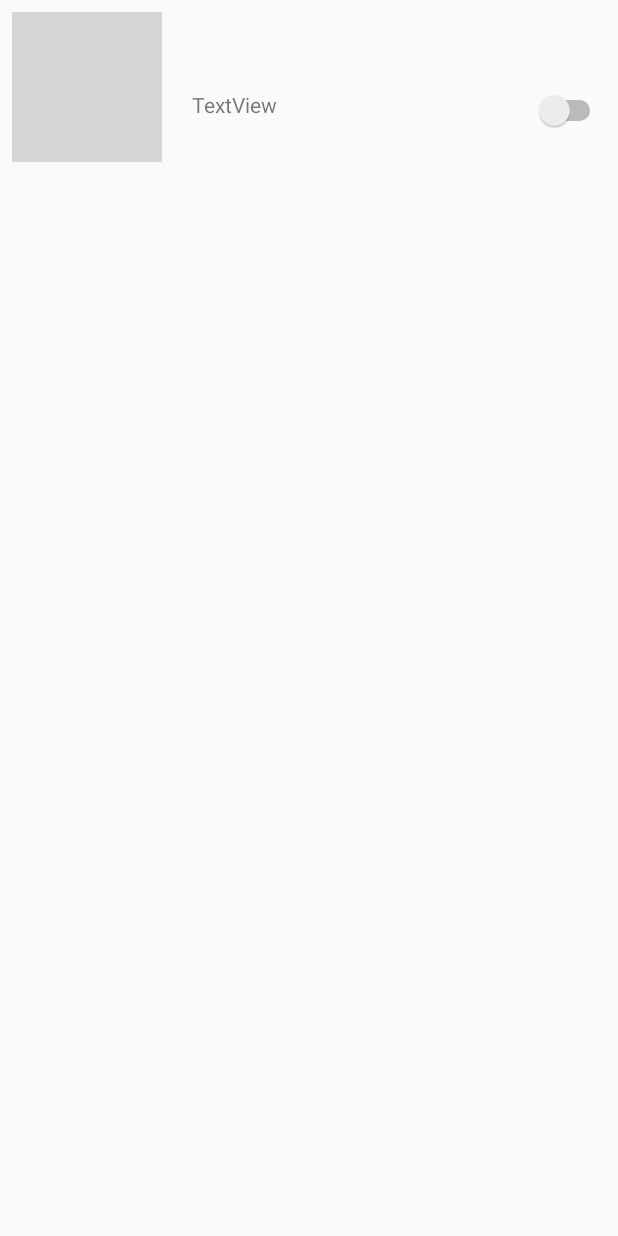
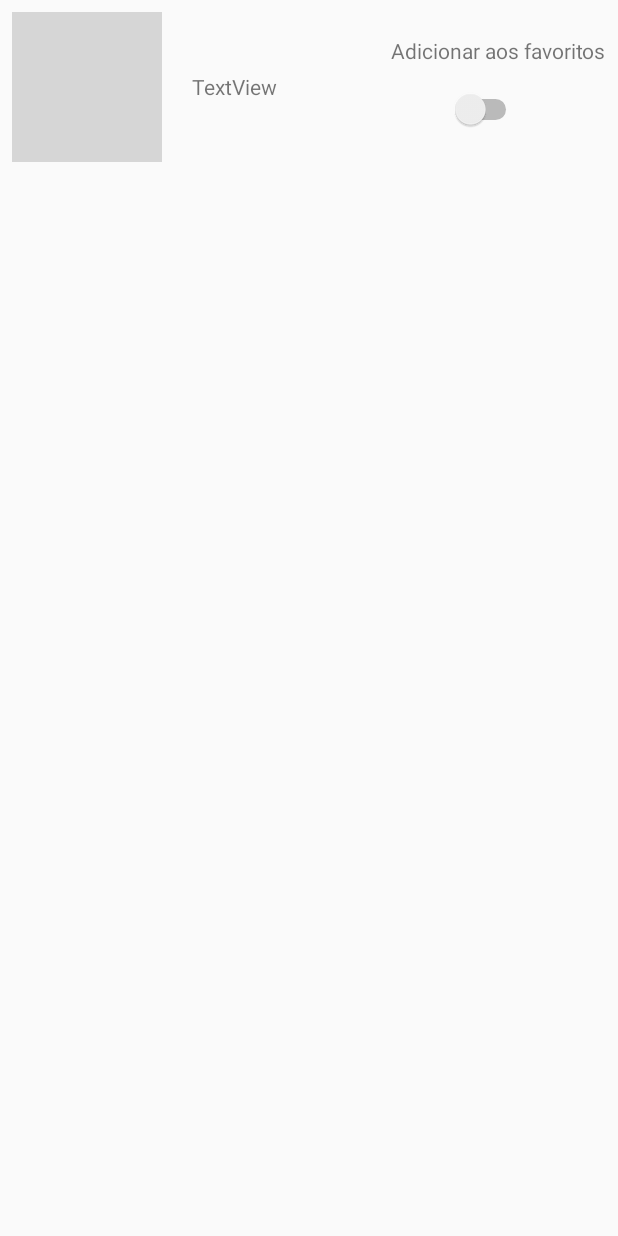
Before and after one commit to PedroRTeles/netshoes-test, an Android app: the layout list_layout.xml on its own in the app's theme, with its tools: preview values and no code run, on a phone screen of 412 x 824 dp. Run offline under Robolectric (Android 15) with nearby library versions, the phone set to English and light mode, and no system bars; grey boxes are pictures that could not be loaded.

Commit message:
Change list layout

```diff
--- a/app/src/main/res/layout/list_layout.xml
+++ b/app/src/main/res/layout/list_layout.xml
@@ -23,7 +23,7 @@
         android:layout_width="wrap_content"
         android:layout_height="wrap_content"
         android:layout_marginStart="20dp"
-        android:layout_marginTop="60dp"
+        android:layout_marginTop="48dp"
         android:text="TextView"
         app:layout_constraintStart_toEndOf="@+id/imgGist"
         app:layout_constraintTop_toTopOf="parent" />
@@ -32,8 +32,18 @@
         android:id="@+id/swtFav"
         android:layout_width="wrap_content"
         android:layout_height="wrap_content"
-        android:layout_marginTop="60dp"
+        android:layout_marginTop="16dp"
+        android:layout_marginEnd="64dp"
+        app:layout_constraintEnd_toEndOf="parent"
+        app:layout_constraintTop_toBottomOf="@+id/textView2" />
+
+    <TextView
+        android:id="@+id/textView2"
+        android:layout_width="wrap_content"
+        android:layout_height="wrap_content"
+        android:layout_marginTop="24dp"
         android:layout_marginEnd="8dp"
+        android:text="Adicionar aos favoritos"
         app:layout_constraintEnd_toEndOf="parent"
         app:layout_constraintTop_toTopOf="parent" />
 </androidx.constraintlayout.widget.ConstraintLayout>
```
